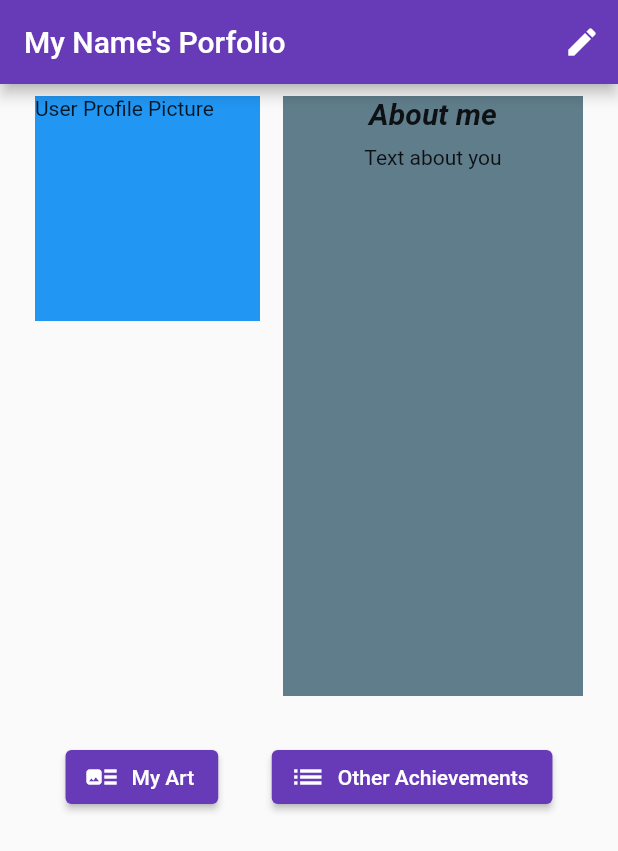
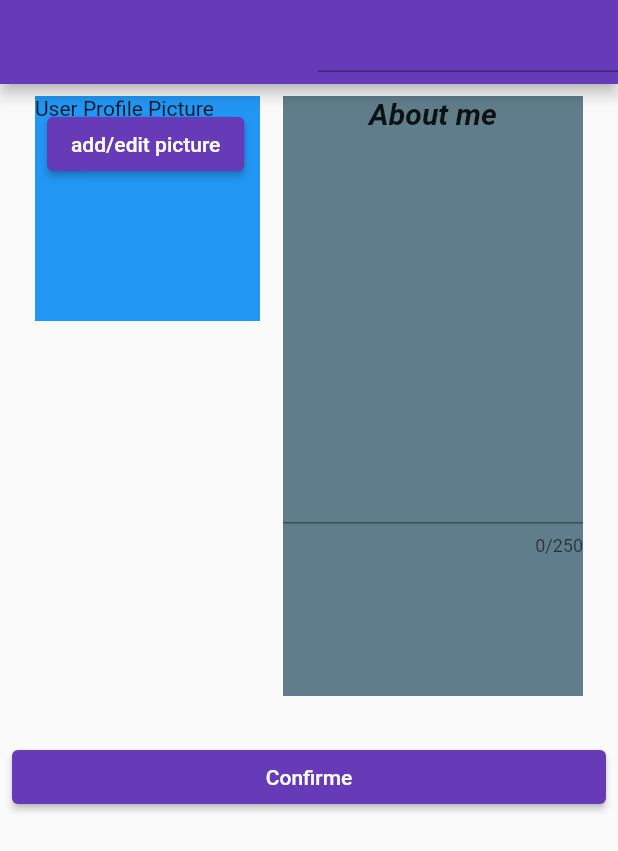
Before and after one commit to GawelSikora/my_portfolio, a Flutter app: the screen it shows after launch, on a phone screen of 412 x 824 dp. Shown: the top 851 px of the screen. Run offline on Flutter 3.47's test engine with Material 2 defaults, Android fonts, the phone set to English and light mode, and no system bars.

Commit message:
start creating Start/Edit Page

```diff
--- a/lib/main.dart
+++ b/lib/main.dart
@@ -1,4 +1,7 @@
 import 'package:flutter/material.dart';
+
+import 'pages/home page/home_page.dart';
+import 'pages/start edit page/start_edit_page.dart';
 
 void main() {
   runApp(const MyApp());
@@ -14,79 +17,7 @@ class MyApp extends StatelessWidget {
       theme: ThemeData(
         primarySwatch: Colors.deepPurple,
       ),
-      home: const HomePage(),
+      home: StartEditPage(),
     );
   }
 }
-
-class HomePage extends StatelessWidget {
-  const HomePage({
-    super.key,
-  });
-
-  @override
-  Widget build(BuildContext context) {
-    return Scaffold(
-      appBar: AppBar(
-        title: const Text('My Name\'s Porfolio'),
-        actions: [
-          IconButton(onPressed: () {}, icon: const Icon(Icons.edit)),
-        ],
-      ),
-      body: Padding(
-        padding: const EdgeInsets.all(8.0),
-        child: ListView(
-          children: [
-            Row(
-              mainAxisAlignment: MainAxisAlignment.spaceEvenly,
-              crossAxisAlignment: CrossAxisAlignment.start,
-              children: [
-                Container(
-                  height: 150,
-                  width: 150,
-                  color: Colors.blue,
-                  child: const Text('User Profile Picture'),
-                ),
-                Container(
-                  color: Colors.blueGrey,
-                  width: 200,
-                  height: 400,
-                  child: Column(
-                    mainAxisAlignment: MainAxisAlignment.start,
-                    children: const [
-                      Text(
-                        'About me',
-                        style: TextStyle(
-                            fontWeight: FontWeight.bold,
-                            fontStyle: FontStyle.italic,
-                            fontSize: 20),
-                      ),
-                      SizedBox(
-                        height: 10,
-                      ),
-                      Text('Text about you'),
-                    ],
-                  ),
-                ),
-              ],
-            ),
-            const SizedBox(height: 30),
-            Row(
-              mainAxisAlignment: MainAxisAlignment.spaceEvenly,
-              children: [
-                ElevatedButton.icon(
-                    onPressed: () {},
-                    icon: const Icon(Icons.art_track),
-                    label: const Text('My Art')),
-                ElevatedButton.icon(
-                    onPressed: () {},
-                    icon: const Icon(Icons.list),
-                    label: const Text('Other Achievements')),
-              ],
-            )
-          ],
-        ),
-      ),
-    );
-  }
-}
--- /dev/null
+++ b/lib/pages/home page/home_page.dart
@@ -0,0 +1,74 @@
+
+import 'package:flutter/material.dart';
+
+class HomePage extends StatelessWidget {
+  const HomePage({
+    super.key,
+  });
+
+  @override
+  Widget build(BuildContext context) {
+    return Scaffold(
+      appBar: AppBar(
+        title: const Text('My Name\'s Porfolio'),
+        actions: [
+          IconButton(onPressed: () {}, icon: const Icon(Icons.edit)),
+        ],
+      ),
+      body: Padding(
+        padding: const EdgeInsets.all(8.0),
+        child: ListView(
+          children: [
+            Row(
+              mainAxisAlignment: MainAxisAlignment.spaceEvenly,
+              crossAxisAlignment: CrossAxisAlignment.start,
+              children: [
+                Container(
+                  height: 150,
+                  width: 150,
+                  color: Colors.blue,
+                  child: const Text('User Profile Picture'),
+                ),
+                Container(
+                  color: Colors.blueGrey,
+                  width: 200,
+                  height: 400,
+                  child: Column(
+                    mainAxisAlignment: MainAxisAlignment.start,
+                    children: const [
+                      Text(
+                        'About me',
+                        style: TextStyle(
+                            fontWeight: FontWeight.bold,
+                            fontStyle: FontStyle.italic,
+                            fontSize: 20),
+                      ),
+                      SizedBox(
+                        height: 10,
+                      ),
+                      Text('Text about you'),
+                    ],
+                  ),
+                ),
+              ],
+            ),
+            const SizedBox(height: 30),
+            Row(
+              mainAxisAlignment: MainAxisAlignment.spaceEvenly,
+              children: [
+                ElevatedButton.icon(
+                    onPressed: () {},
+                    icon: const Icon(Icons.art_track),
+                    label: const Text('My Art')),
+                ElevatedButton.icon(
+                    onPressed: () {},
+                    icon: const Icon(Icons.list),
+                    label: const Text('Other Achievements')),
+              ],
+            )
+          ],
+        ),
+      ),
+    );
+  }
+}
--- /dev/null
+++ b/lib/pages/start edit page/start_edit_page.dart
@@ -0,0 +1,76 @@
+import 'package:flutter/material.dart';
+
+class StartEditPage extends StatefulWidget {
+  const StartEditPage({
+    super.key,
+  });
+
+  @override
+  State<StartEditPage> createState() => _StartEditPageState();
+}
+
+class _StartEditPageState extends State<StartEditPage> {
+  @override
+  Widget build(BuildContext context) {
+    return Scaffold(
+      appBar: AppBar(
+        actions: const [SizedBox(width: 200, child: TextField())],
+      ),
+      body: Padding(
+        padding: const EdgeInsets.all(8.0),
+        child: ListView(
+          children: [
+            Row(
+              mainAxisAlignment: MainAxisAlignment.spaceEvenly,
+              crossAxisAlignment: CrossAxisAlignment.start,
+              children: [
+                Container(
+                  height: 150,
+                  width: 150,
+                  color: Colors.blue,
+                  child: Stack(
+                    children: [
+                      const Text('User Profile Picture'),
+                      Padding(
+                        padding: const EdgeInsets.all(8.0),
+                        child: ElevatedButton(
+                            onPressed: () {},
+                            child: const Text('add/edit picture')),
+                      )
+                    ],
+                  ),
+                ),
+                Container(
+                  color: Colors.blueGrey,
+                  width: 200,
+                  height: 400,
+                  child: Column(
+                    mainAxisAlignment: MainAxisAlignment.start,
+                    children: const [
+                      Text(
+                        'About me',
+                        style: TextStyle(
+                            fontWeight: FontWeight.bold,
+                            fontStyle: FontStyle.italic,
+                            fontSize: 20),
+                      ),
+                      SizedBox(
+                        height: 10,
+                      ),
+                      TextField(
+                        maxLines: 12,
+                        maxLength: 250,
+                      ),
+                    ],
+                  ),
+                ),
+              ],
+            ),
+            const SizedBox(height: 30),
+            ElevatedButton(onPressed: () {}, child: const Text('Confirme'))
+          ],
+        ),
+      ),
+    );
+  }
+}
```
